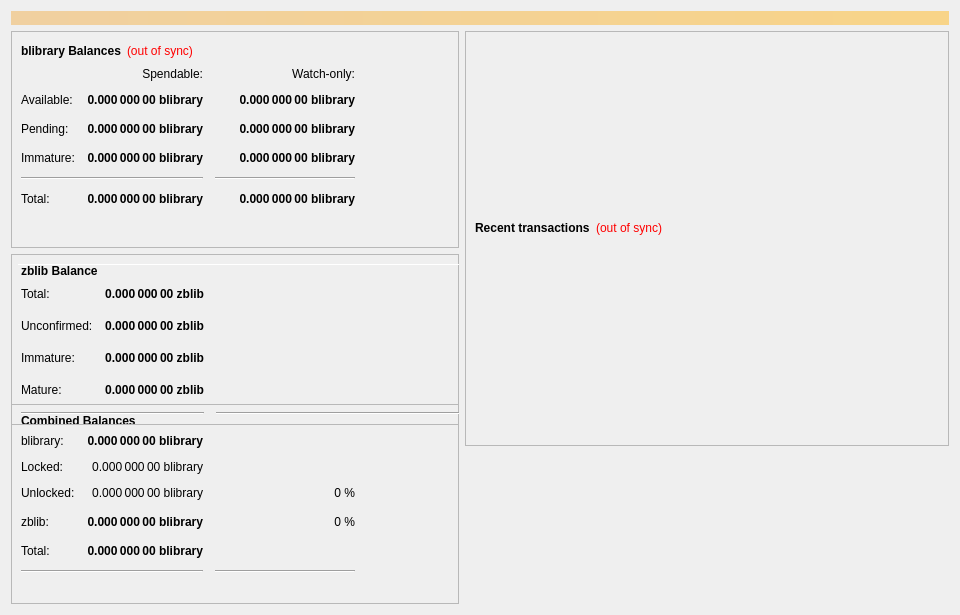
Before: the Qt Designer form src/qt/forms/overviewpage.ui in blockchain-library/BLibraryCore, drawn with Qt 5.
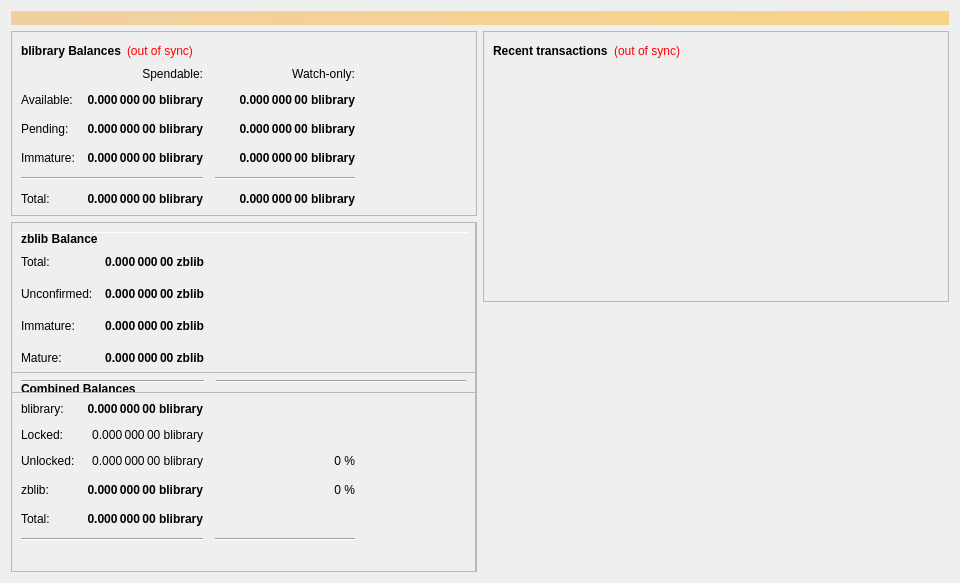
After: the same form once the commit is applied.

What changed in the file:
```diff
--- a/src/qt/forms/overviewpage.ui
+++ b/src/qt/forms/overviewpage.ui
@@ -7,7 +7,7 @@
     <x>0</x>
     <y>0</y>
     <width>960</width>
-    <height>615</height>
+    <height>569</height>
    </rect>
   </property>
   <property name="minimumSize">
@@ -1426,44 +1426,6 @@
           <enum>QFrame::Raised</enum>
          </property>
          <layout class="QVBoxLayout" name="verticalLayout">
-          <item>
-           <spacer name="verticalSpacer_3">
-            <property name="orientation">
-             <enum>Qt::Vertical</enum>
-            </property>
-            <property name="sizeType">
-             <enum>QSizePolicy::Fixed</enum>
-            </property>
-            <property name="sizeHint" stdset="0">
-             <size>
-              <width>20</width>
-              <height>75</height>
-             </size>
-            </property>
-           </spacer>
-          </item>
-          <item>
-           <widget class="QLabel" name="labelOverviewHeaderRight">
-            <property name="minimumSize">
-             <size>
-              <width>464</width>
-              <height>96</height>
-             </size>
-            </property>
-            <property name="maximumSize">
-             <size>
-              <width>16777215</width>
-              <height>96</height>
-             </size>
-            </property>
-            <property name="alignment">
-             <set>Qt::AlignCenter</set>
-            </property>
-            <property name="margin">
-             <number>5</number>
-            </property>
-           </widget>
-          </item>
           <item>
            <layout class="QHBoxLayout" name="horizontalLayout_2">
             <item>
```
